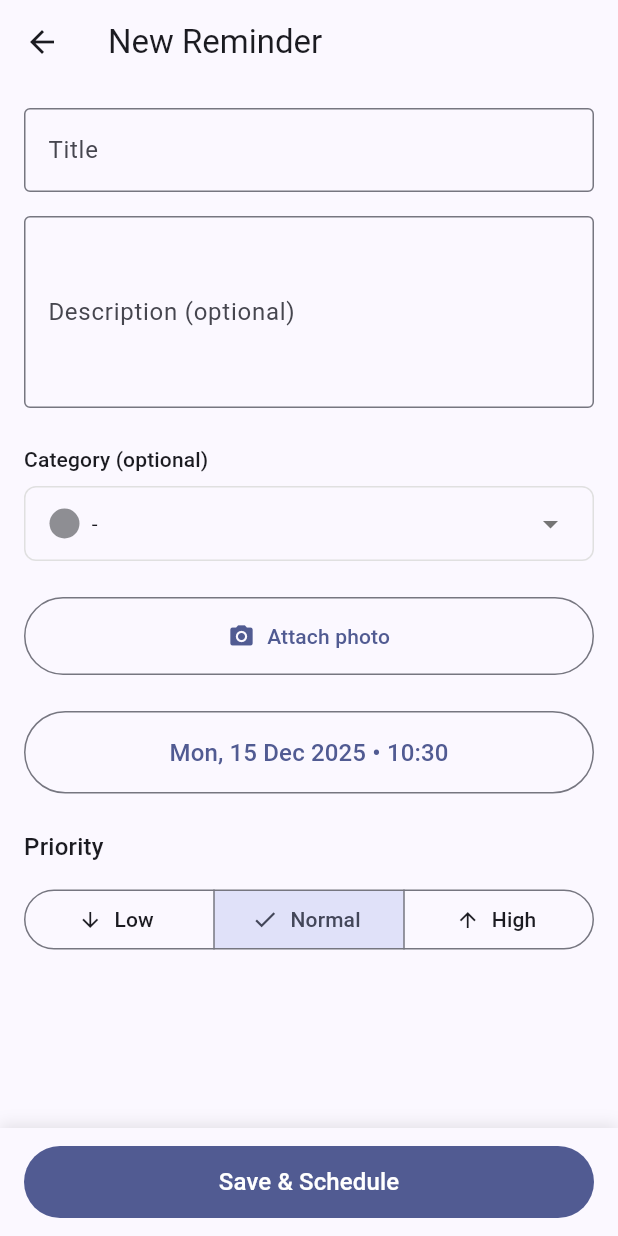
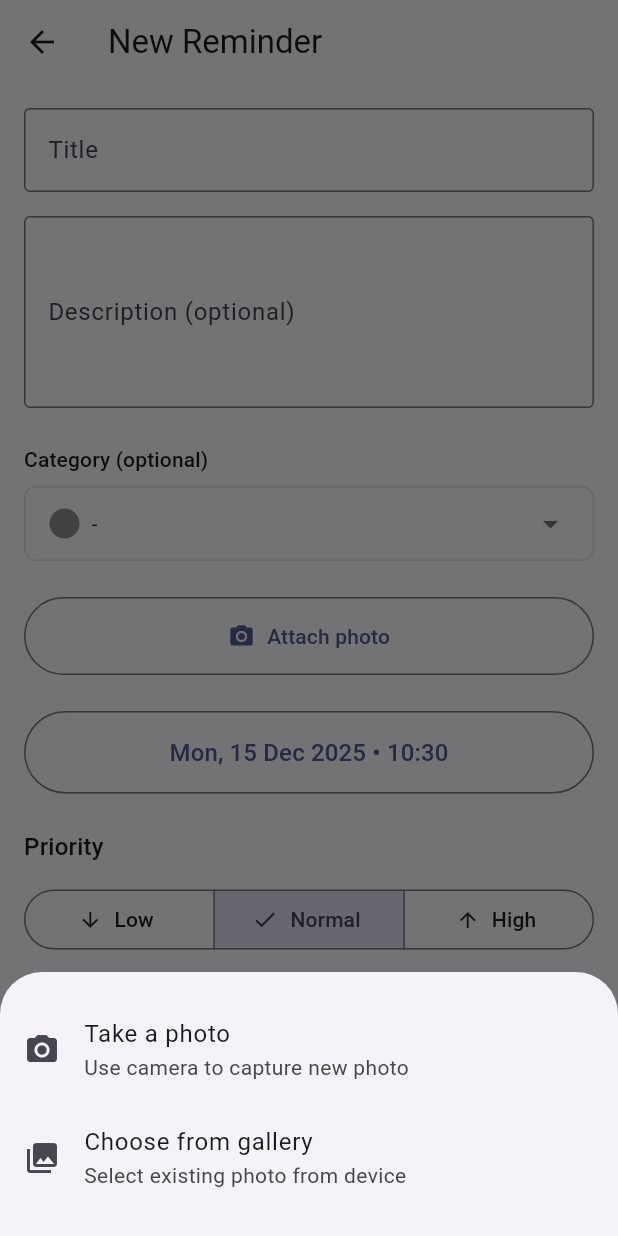
Before and after one commit to halannn/cue_mind, a Flutter app: the ReminderEditorView screen opened by its route, after a tap on "Attach photo", on a phone screen of 412 x 824 dp. Run offline on Flutter 3.47's test engine with Material 3 defaults, Android fonts, the phone set to English and light mode, and no system bars; our stand-ins replace drift, flutter_local_notifications, flutter_riverpod, go_router, image_picker, timezone; accounts and stored records are empty; generated files the repository leaves out were written again.

Commit message:
feat : add camera support for android

```diff
--- a/lib/core/services/image_service.dart
+++ b/lib/core/services/image_service.dart
@@ -3,16 +3,31 @@ import 'package:image_picker/image_picker.dart';
 import 'package:path_provider/path_provider.dart';
 import 'package:path/path.dart' as p;
 
-/// service sederhana untuk ambil & simpan gambar lokal
+enum ImageSourceType { camera, gallery }
+
 class ImageService {
   final _picker = ImagePicker();
 
   Future<String?> pickAndSave() async {
-    final xfile = await _picker.pickImage(source: ImageSource.gallery);
+    return pickFromSource(ImageSourceType.gallery);
+  }
+
+  Future<String?> pickFromSource(ImageSourceType source) async {
+    final imageSource = source == ImageSourceType.camera
+        ? ImageSource.camera
+        : ImageSource.gallery;
+
+    final xfile = await _picker.pickImage(
+      source: imageSource,
+      imageQuality: 85,
+    );
     if (xfile == null) return null;
 
     final dir = await getApplicationDocumentsDirectory();
-    final name = p.basename(xfile.path);
+
+    final timestamp = DateTime.now().millisecondsSinceEpoch;
+    final ext = p.extension(xfile.path);
+    final name = 'photo_$timestamp$ext';
     final dest = File(p.join(dir.path, name));
 
     await File(xfile.path).copy(dest.path);
--- a/lib/features/home/views/reminder_editor_view.dart
+++ b/lib/features/home/views/reminder_editor_view.dart
@@ -6,6 +6,7 @@ import 'package:go_router/go_router.dart';
 
 import '../../../core/services/db/app_database.dart';
 import '../../../core/services/providers.dart';
+import '../../../core/services/image_service.dart';
 import '../../../core/utils/color_hex.dart';
 import '../../../core/routes/route_config.dart';
 
@@ -592,9 +593,37 @@ class _ReminderEditorViewState extends ConsumerState<ReminderEditorView> {
   }
 
   Future<void> _pickPhoto() async {
+    final source = await showModalBottomSheet<ImageSourceType>(
+      context: context,
+      builder: (context) => SafeArea(
+        child: Padding(
+          padding: const EdgeInsets.symmetric(vertical: 16),
+          child: Column(
+            mainAxisSize: MainAxisSize.min,
+            children: [
+              ListTile(
+                leading: const Icon(Icons.camera_alt),
+                title: const Text('Take a photo'),
+                subtitle: const Text('Use camera to capture new photo'),
+                onTap: () => Navigator.pop(context, ImageSourceType.camera),
+              ),
+              ListTile(
+                leading: const Icon(Icons.photo_library),
+                title: const Text('Choose from gallery'),
+                subtitle: const Text('Select existing photo from device'),
+                onTap: () => Navigator.pop(context, ImageSourceType.gallery),
+              ),
+            ],
+          ),
+        ),
+      ),
+    );
+
+    if (source == null) return;
+
     final img = ref.read(imageServiceProvider);
-    final path = await img.pickAndSave();
-    if (path != null) {
+    final path = await img.pickFromSource(source);
+    if (path != null && mounted) {
       setState(() => _photoPath = path);
     }
   }
```
Also changed, not shown: 2 other files.
